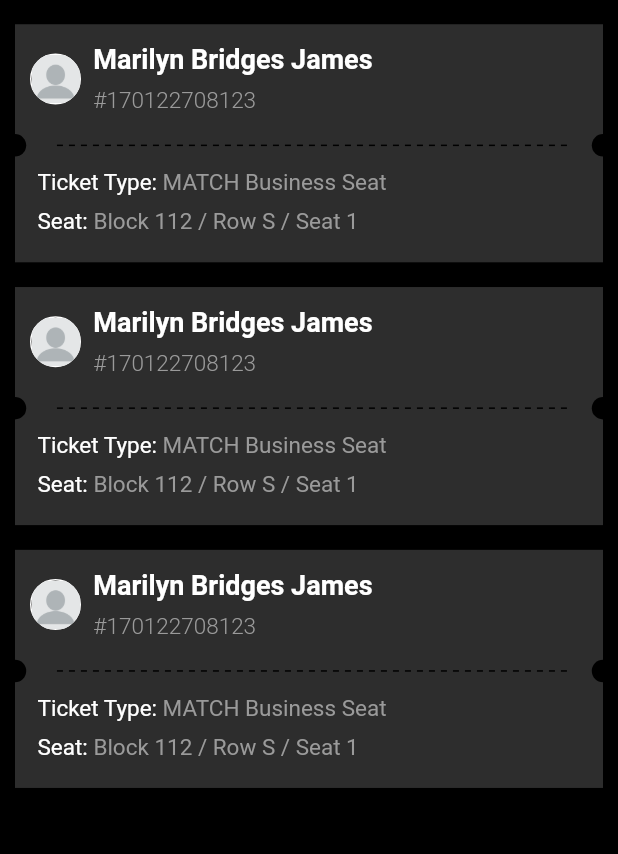
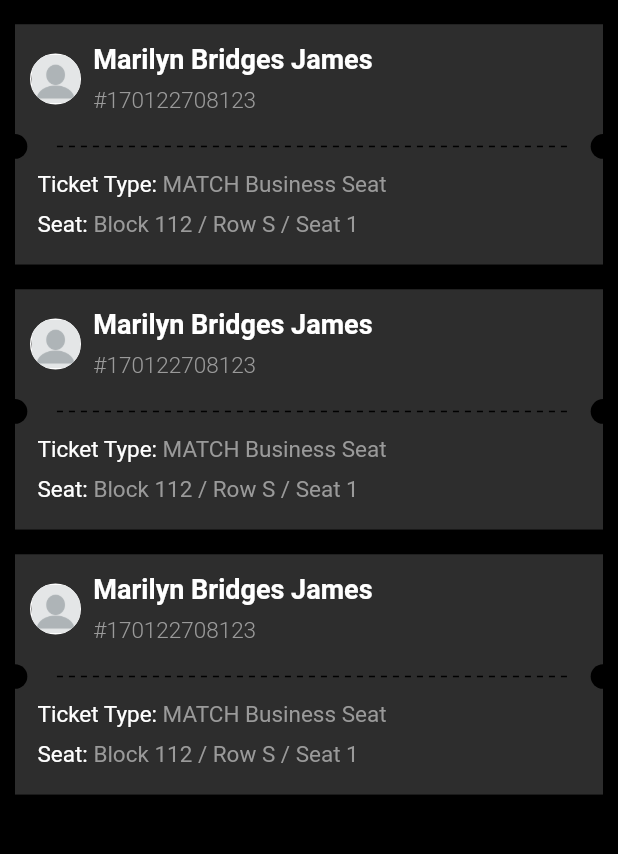
Before and after one commit to samaa99/ticketsTask, a Flutter app: the MatchInfo screen opened directly, on a phone screen of 412 x 824 dp, the part 366-1220 px from its top. Run offline on Flutter 3.47's test engine with Material 2 defaults, Android fonts, the phone set to English and light mode, and no system bars; drawn by our look-alikes of dotted_line; missing offline and left inert: solid_bottom_sheet.

Commit message:
finish matchInfo screen

```diff
--- a/lib/screens/match_info_page.dart
+++ b/lib/screens/match_info_page.dart
@@ -219,8 +219,8 @@ class _MatchInfoState extends State<MatchInfo> {
                   offset: const Offset(-9, 0),
                   child: Container(
                     margin: const EdgeInsets.only(right: 10),
-                    height: 15,
-                    width: 15,
+                    height: _deviceHeight * 0.02,
+                    width: _deviceWidth * 0.04,
                     decoration: const BoxDecoration(
                       color: Colors.black,
                       shape: BoxShape.circle,
@@ -233,8 +233,8 @@ class _MatchInfoState extends State<MatchInfo> {
                 Transform.translate(
                   offset: const Offset(9, 0),
                   child: Container(
-                    height: 15,
-                    width: 15,
+                    height: _deviceHeight * 0.02,
+                    width: _deviceWidth * 0.04,
                     decoration: const BoxDecoration(
                       color: Colors.black,
                       shape: BoxShape.circle,
```
